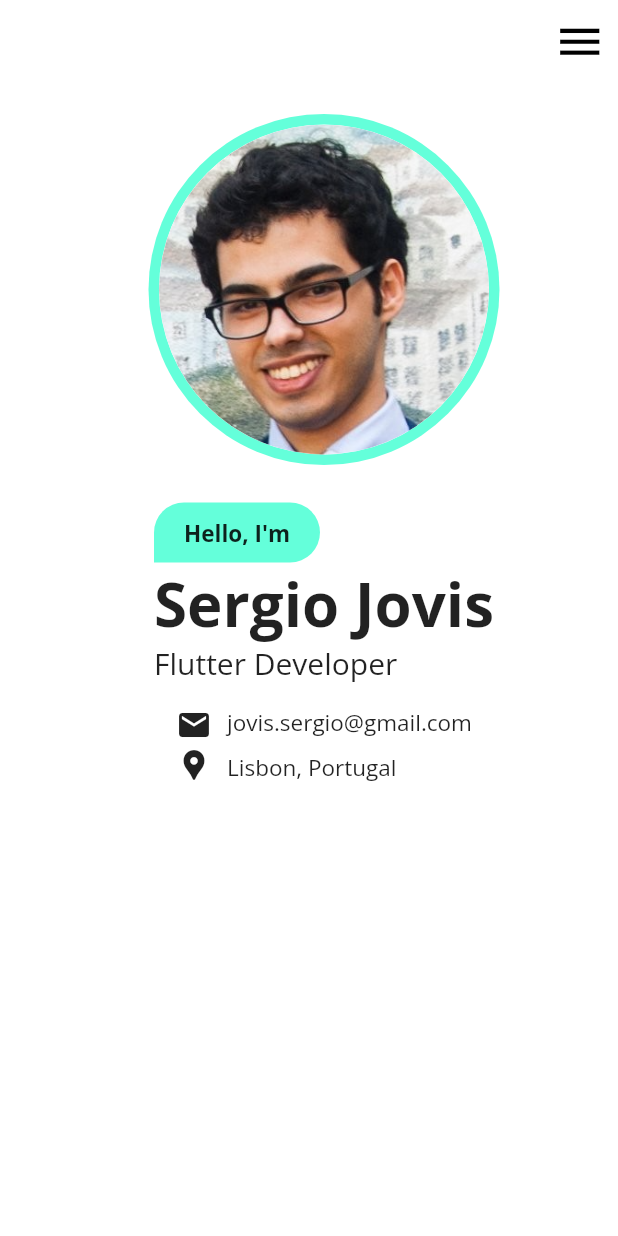
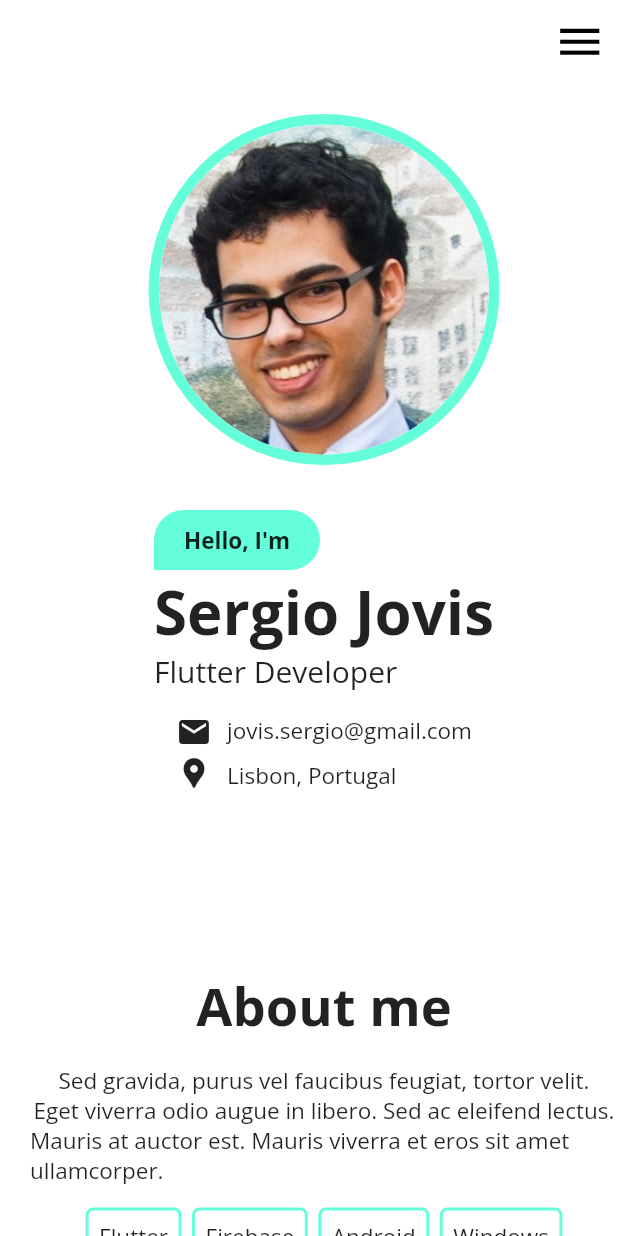
Before and after one commit to SJovis/flutter_portfolio_app, a Flutter app: the screen it shows after launch, on a phone screen of 412 x 824 dp. Run offline on Flutter 3.47's test engine with Material 2 defaults, Android fonts, the phone set to English and light mode, and no system bars; our stand-ins replace flutter_svg, google_fonts, url_strategy.

Commit message:
about me mobile section

```diff
--- a/lib/mobile/landing_page_mobile.dart
+++ b/lib/mobile/landing_page_mobile.dart
@@ -1,5 +1,6 @@
 import 'package:flutter/material.dart';
 import 'package:flutter_svg/svg.dart';
+import 'package:google_fonts/google_fonts.dart';
 import 'package:portfolio_app/components.dart';
 import 'package:url_launcher/url_launcher.dart';
 
@@ -11,11 +12,27 @@ class LandingPageMobile extends StatefulWidget {
 }
 
 class _LandingPageMobileState extends State<LandingPageMobile> {
+  tealContainer(String text) {
+    return Container(
+      decoration: BoxDecoration(
+        border: Border.all(
+            color: Colors.tealAccent, style: BorderStyle.solid, width: 2.0),
+        borderRadius: BorderRadius.circular(5.0),
+      ),
+      padding: EdgeInsets.all(7.0),
+      child: Text(
+        text,
+        style: GoogleFonts.openSans(fontSize: 15.0),
+      ),
+    );
+  }
+
   @override
   Widget build(BuildContext context) {
     var widthDevice = MediaQuery.of(context).size.width;
 
     return Scaffold(
+      extendBodyBehindAppBar: true,
       backgroundColor: Colors.white,
       appBar: AppBar(
         backgroundColor: Colors.transparent,
@@ -103,7 +120,7 @@ class _LandingPageMobileState extends State<LandingPageMobile> {
                   ),
                 ),
                 SizedBox(
-                  height: 25.0,
+                  height: 30.0,
                 ),
                 Column(
                   crossAxisAlignment: CrossAxisAlignment.start,
@@ -153,7 +170,39 @@ class _LandingPageMobileState extends State<LandingPageMobile> {
               ],
             ),
           ),
-          SizedBox(height: 90.0),
+          SizedBox(height: 120.0),
+          // ABOUT, SECOND SECTION
+          Padding(
+            padding: EdgeInsets.only(left: 20.0),
+            child: Column(
+              crossAxisAlignment: CrossAxisAlignment.center,
+              mainAxisAlignment: MainAxisAlignment.center,
+              children: [
+                SansBold('About me', 35.0),
+                SizedBox(height: 15.0),
+                Sans("Sed gravida, purus vel faucibus feugiat, tortor velit.",
+                    15.0),
+                Sans(
+                    "Eget viverra odio augue in libero. Sed ac eleifend lectus.",
+                    15.0),
+                Sans(
+                    "Mauris at auctor est. Mauris viverra et eros sit amet ullamcorper.",
+                    15.0),
+                SizedBox(height: 15.0),
+                Wrap(
+                  spacing: 7.0,
+                  runSpacing: 7.0,
+                  children: [
+                    tealContainer('Flutter'),
+                    tealContainer('Firebase'),
+                    tealContainer('Android'),
+                    tealContainer('Windows'),
+                  ],
+                )
+              ],
+            ),
+          ),
+          SizedBox(height: 60.0),
         ],
       ),
     );
```
